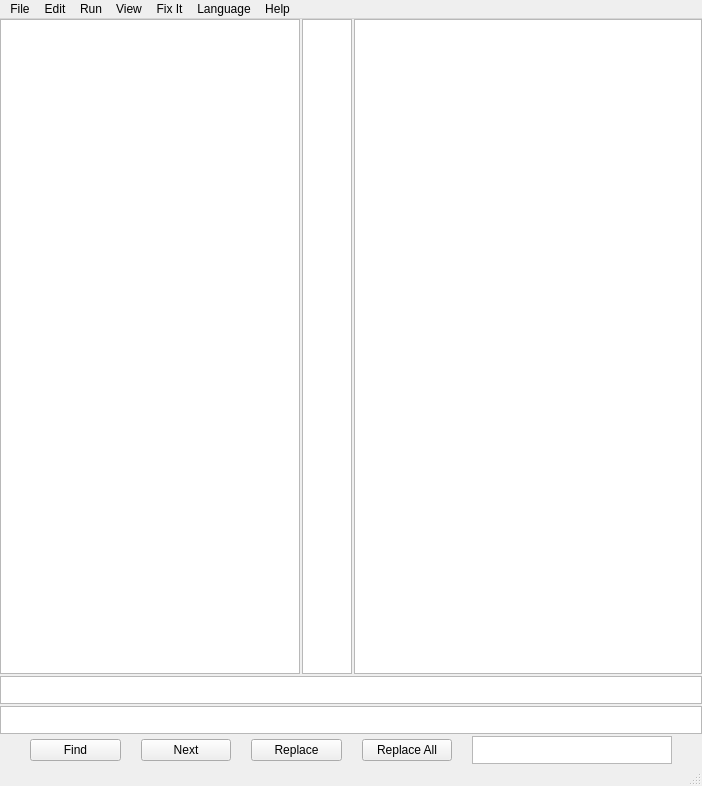
This is mainwindow.ui in AdamJosephMather/CodeWizard as Qt 5 draws it before an edit. The edited form follows.
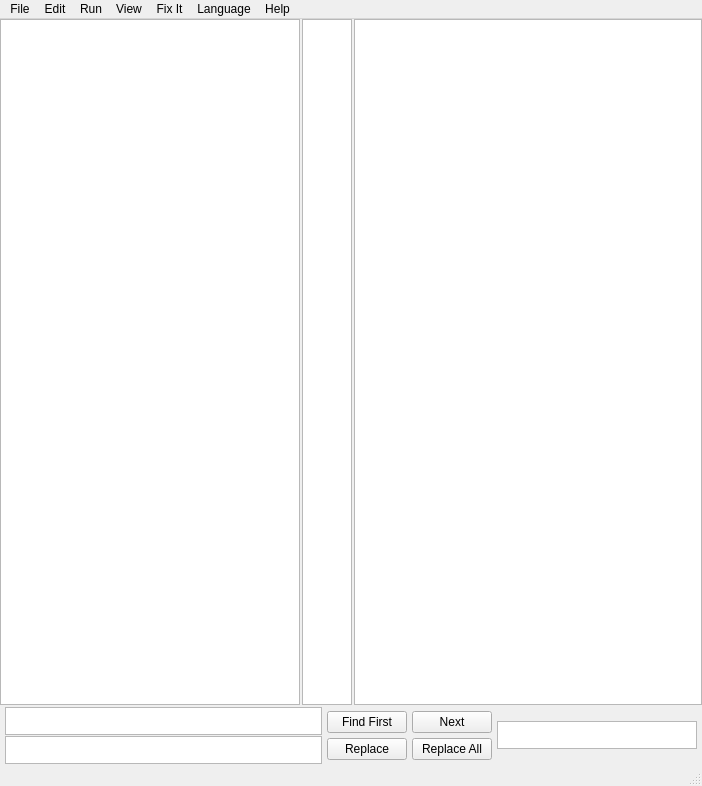
This is the edited form. Custom widgets are drawn as their Qt base class.

The edit to the form file:
```diff
--- a/mainwindow.ui
+++ b/mainwindow.ui
@@ -113,6 +113,25 @@
        </layout>
       </item>
       <item>
+       <layout class="QHBoxLayout" name="horizontalLayout">
+        <property name="spacing">
+         <number>5</number>
+        </property>
+        <property name="leftMargin">
+         <number>5</number>
+        </property>
+        <property name="topMargin">
+         <number>0</number>
+        </property>
+        <property name="rightMargin">
+         <number>5</number>
+        </property>
+        <item>
+         <layout class="QVBoxLayout" name="verticalLayout_4">
+          <property name="spacing">
+           <number>1</number>
+          </property>
+          <item>
        <widget class="MyTextEdit" name="textEdit_2">
         <property name="sizePolicy">
          <sizepolicy hsizetype="Expanding" vsizetype="Fixed">
@@ -166,31 +185,17 @@
         </property>
        </widget>
       </item>
+         </layout>
+        </item>
       <item>
-       <layout class="QHBoxLayout" name="horizontalLayout">
+         <layout class="QVBoxLayout" name="verticalLayout_3">
         <property name="spacing">
-         <number>20</number>
-        </property>
-        <property name="leftMargin">
-         <number>30</number>
-        </property>
-        <property name="topMargin">
-         <number>0</number>
-        </property>
-        <property name="rightMargin">
-         <number>30</number>
+           <number>1</number>
         </property>
         <item>
          <widget class="QPushButton" name="pushButton_4">
           <property name="text">
-           <string>Find</string>
-          </property>
-         </widget>
-        </item>
-        <item>
-         <widget class="QPushButton" name="pushButton_3">
-          <property name="text">
-           <string>Next</string>
+             <string>Find First</string>
           </property>
          </widget>
         </item>
@@ -201,12 +206,28 @@
           </property>
          </widget>
         </item>
+         </layout>
+        </item>
+        <item>
+         <layout class="QVBoxLayout" name="verticalLayout_2">
+          <property name="spacing">
+           <number>1</number>
+          </property>
+          <item>
+           <widget class="QPushButton" name="pushButton_3">
+            <property name="text">
+             <string>Next</string>
+            </property>
+           </widget>
+          </item>
         <item>
          <widget class="QPushButton" name="pushButton">
           <property name="text">
            <string>Replace All</string>
           </property>
          </widget>
+          </item>
+         </layout>
         </item>
         <item>
          <widget class="MyTextEdit" name="textEdit_5">
```
Lines whose indentation alone changed are shown as unchanged.
